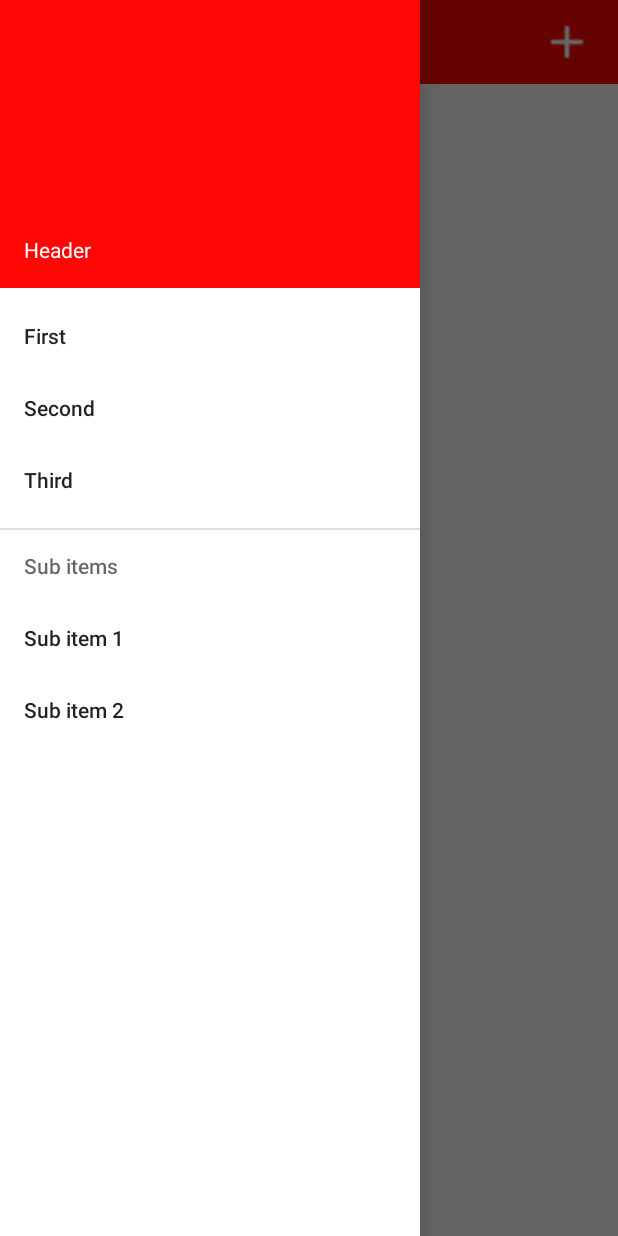
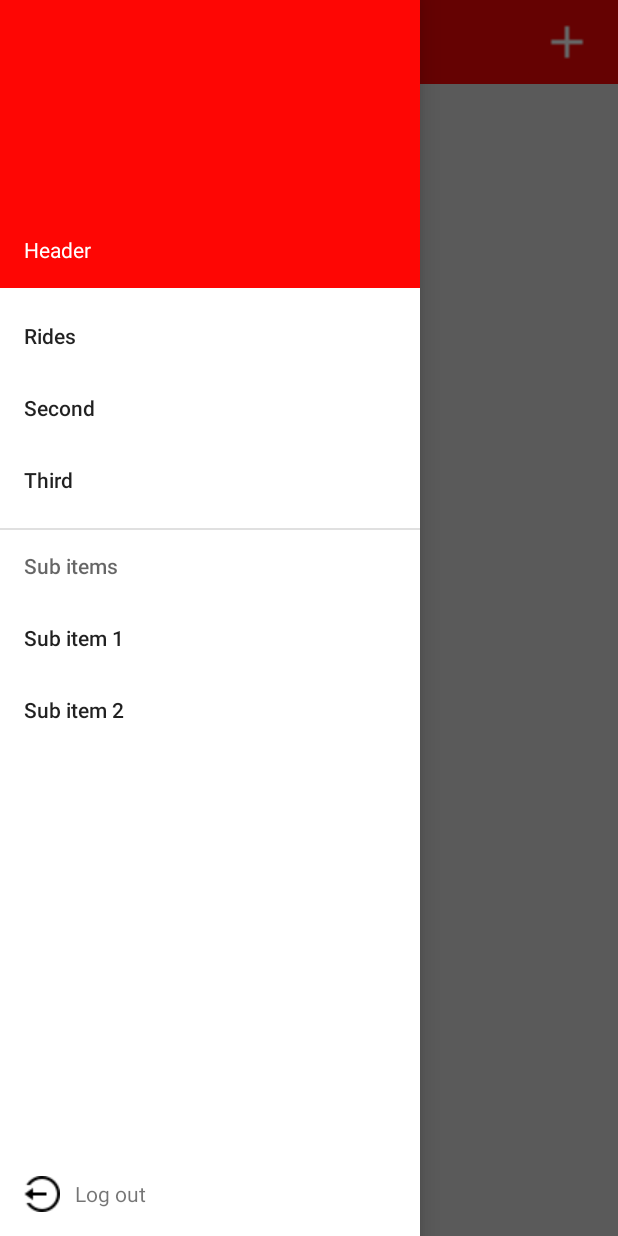
Before and after one commit to EgzonaGrashtica/PPMGr.1, an Android app: the screen it shows after launch once a user with an empty profile is signed in (MainActivity), with the side drawer open, on a phone screen of 412 x 824 dp. Run offline under Robolectric (Android 15) with nearby library versions, the light colour scheme and no system bars; our stand-ins replace Firebase (no records; nobody signed in at launch, a user with empty details on screens opened directly).

Commit message:
Perfundimi i marrjes te te dhenave nga firebase
Perfundimi i marrjes te te dhenave nga firebase per postimet e bera per mes listenerit "addChildEventListener" , implementimi i logout butonit.

```diff
--- a/hitchhikerK/app/src/main/java/com/fiek/hitchhikerkosova/MainActivity.java
+++ b/hitchhikerK/app/src/main/java/com/fiek/hitchhikerkosova/MainActivity.java
@@ -1,6 +1,8 @@
 package com.fiek.hitchhikerkosova;
 
+import androidx.annotation.NonNull;
 import androidx.appcompat.app.ActionBarDrawerToggle;
+import androidx.appcompat.app.AlertDialog;
 import androidx.appcompat.app.AppCompatActivity;
 import androidx.appcompat.widget.Toolbar;
 import androidx.core.view.GravityCompat;
@@ -8,13 +10,16 @@ import androidx.drawerlayout.widget.DrawerLayout;
 import androidx.fragment.app.Fragment;
 import androidx.fragment.app.FragmentManager;
 
+import android.content.DialogInterface;
 import android.content.Intent;
 import android.os.Bundle;
 import android.view.MenuItem;
 import android.view.View;
+import android.widget.TextView;
 
 
 import com.fiek.hitchhikerkosova.ui.AddPostFragment;
+import com.fiek.hitchhikerkosova.ui.MainPostsFragment;
 import com.google.android.material.navigation.NavigationView;
 import com.google.firebase.auth.FirebaseAuth;
 import com.google.firebase.auth.FirebaseUser;
@@ -28,6 +33,7 @@ public class MainActivity extends AppCompatActivity {
     Class fragmentClass;
     FragmentManager fragmentManager;
     private FirebaseAuth mAuth;
+    TextView tvLogout;
 
     // Make sure to be using androidx.appcompat.app.ActionBarDrawerToggle version.
     private ActionBarDrawerToggle drawerToggle;
@@ -36,7 +42,21 @@ public class MainActivity extends AppCompatActivity {
     protected void onCreate(Bundle savedInstanceState) {
         super.onCreate(savedInstanceState);
         setContentView(R.layout.activity_main);
+
+        // Listeneri per me ndegju kur firebaseAuth e ndrron gjendjen(behet logout)
+        FirebaseAuth.AuthStateListener authStateListener = new FirebaseAuth.AuthStateListener() {
+            @Override
+            public void onAuthStateChanged(@NonNull FirebaseAuth mAuth) {
+                if (mAuth.getCurrentUser() == null){
+                    startActivity(new Intent(MainActivity.this, LogInActivity.class));
+                    finish();
+                }
+                else {
+                }
+            }
+        };
         mAuth = FirebaseAuth.getInstance();
+        mAuth.addAuthStateListener(authStateListener);
 
         //E nderrojm ActionBar me ToolBar
         toolbar = (Toolbar) findViewById(R.id.toolbar);
@@ -48,7 +68,7 @@ public class MainActivity extends AppCompatActivity {
         setupDrawerContent(nvDrawer);
 
         //Ne create loadohet fragmenti 1
-        fragmentClass = TestFragment1.class;
+        fragmentClass = MainPostsFragment.class;
         try {
             fragment = (Fragment) fragmentClass.newInstance();
         } catch (Exception e) {
@@ -71,6 +91,14 @@ public class MainActivity extends AppCompatActivity {
 
         if (getSupportActionBar() != null)
             getSupportActionBar().setTitle("Toolbar title");
+
+        tvLogout=findViewById(R.id.tvLogout);
+        tvLogout.setOnClickListener(new View.OnClickListener() {
+            @Override
+            public void onClick(View v) {
+               tvLogOutFunc();
+            }
+        });
     }
     @Override
     public void onStart() {
@@ -99,15 +127,15 @@ public class MainActivity extends AppCompatActivity {
         // Navigimi neper fragmente
 
         switch(menuItem.getItemId()) {
-            case R.id.nav_first_fragment:
-                fragmentClass = TestFragment1.class;
+            case R.id.nav_rides_fragment:
+                fragmentClass = MainPostsFragment.class;
                 break;
             case R.id.nav_second_fragment:
                 fragmentClass = TestFragment2.class;
                 break;
 
             default:
-                fragmentClass = TestFragment1.class;
+                fragmentClass = MainPostsFragment.class;
         }
 
         try {
@@ -140,6 +168,22 @@ public class MainActivity extends AppCompatActivity {
             nvDrawer.getMenu().getItem(i).setChecked(false);
         }
     }
+    //Funksioni i LogOut butonit
+    private void tvLogOutFunc() {
+        AlertDialog.Builder alert = new AlertDialog.Builder(MainActivity.this);
+        alert.setMessage(R.string.alertLogOut)
+                .setPositiveButton(R.string.tvLogOut, new DialogInterface.OnClickListener()                 {
+
+                    public void onClick(DialogInterface dialog, int which) {
+
+                        mAuth.signOut();
+
+                    }
+                }).setNegativeButton(R.string.btnCancel, null);
+
+        AlertDialog alert1 = alert.create();
+        alert1.show();
+    }
 
 
 }
--- a/hitchhikerK/app/src/main/java/com/fiek/hitchhikerkosova/ui/MainPostsFragment.java
+++ b/hitchhikerK/app/src/main/java/com/fiek/hitchhikerkosova/ui/MainPostsFragment.java
@@ -7,13 +7,23 @@ import androidx.annotation.Nullable;
 import androidx.fragment.app.Fragment;
 import androidx.recyclerview.widget.LinearLayoutManager;
 import androidx.recyclerview.widget.RecyclerView;
+import androidx.swiperefreshlayout.widget.SwipeRefreshLayout;
 
+import android.os.Handler;
+import android.util.Log;
 import android.view.LayoutInflater;
 import android.view.View;
 import android.view.ViewGroup;
 
+import com.fiek.hitchhikerkosova.LogInActivity;
+import com.fiek.hitchhikerkosova.PostModel;
 import com.fiek.hitchhikerkosova.R;
 import com.fiek.hitchhikerkosova.adapters.PostsAdapter;
+import com.google.firebase.database.ChildEventListener;
+import com.google.firebase.database.DataSnapshot;
+import com.google.firebase.database.DatabaseError;
+import com.google.firebase.database.DatabaseReference;
+import com.google.firebase.database.FirebaseDatabase;
 
 /**
  * A simple {@link Fragment} subclass.
@@ -30,8 +40,12 @@ public class MainPostsFragment extends Fragment {
     private String mParam1;
     private String mParam2;
 
+
+    private DatabaseReference mDatabase;
+
     RecyclerView recyclerView;
     PostsAdapter postsAdapter;
+    SwipeRefreshLayout refreshLayout;
     public MainPostsFragment() {
         // Required empty public constructor
     }
@@ -61,6 +75,51 @@ public class MainPostsFragment extends Fragment {
             mParam1 = getArguments().getString(ARG_PARAM1);
             mParam2 = getArguments().getString(ARG_PARAM2);
         }
+        postsAdapter=new PostsAdapter(getContext());
+        mDatabase= FirebaseDatabase.getInstance().getReference().child("Posts");
+
+        mDatabase.addChildEventListener(new ChildEventListener() {
+            @Override
+            public void onChildAdded(@NonNull DataSnapshot dataSnapshot, @Nullable String s) {
+                PostModel postModel=dataSnapshot.getValue(PostModel.class);
+                postModel.setId(dataSnapshot.getKey());
+                postsAdapter.dataSource.add(postModel);
+                Log.i("xona","Erdh");
+
+            }
+
+            @Override
+            public void onChildChanged(@NonNull DataSnapshot dataSnapshot, @Nullable String s) {
+
+            }
+
+            @Override
+            public void onChildRemoved(@NonNull DataSnapshot dataSnapshot) {
+
+            }
+
+            @Override
+            public void onChildMoved(@NonNull DataSnapshot dataSnapshot, @Nullable String s) {
+
+            }
+
+            @Override
+            public void onCancelled(@NonNull DatabaseError databaseError) {
+
+            }
+
+        });
+        final Handler handler = new Handler();
+        handler.postDelayed(new Runnable() {
+            @Override
+            public void run() {
+                postsAdapter.notifyDataSetChanged();
+                Log.i("xona","Qitu");
+                refreshLayout.setRefreshing(false);
+            }
+        }, 3000);
+
+
     }
 
     @Override
@@ -73,12 +132,21 @@ public class MainPostsFragment extends Fragment {
     @Override
     public void onViewCreated(@NonNull View view, @Nullable Bundle savedInstanceState) {
         super.onViewCreated(view, savedInstanceState);
+
         recyclerView=getActivity().findViewById(R.id.recyclerView);
-
-        postsAdapter=new PostsAdapter(getContext());
         recyclerView.setAdapter(postsAdapter);
         recyclerView.setLayoutManager(new LinearLayoutManager(getContext()));
 
+        refreshLayout=getActivity().findViewById(R.id.refreshLayout);
+        refreshLayout.setOnRefreshListener(new SwipeRefreshLayout.OnRefreshListener() {
+            @Override
+            public void onRefresh() {
 
+                postsAdapter.notifyDataSetChanged();
+                refreshLayout.setRefreshing(false);
+            }
+        });
+
+        refreshLayout.setRefreshing(true);
     }
 }
--- a/hitchhikerK/app/src/main/res/layout/activity_log_in.xml
+++ b/hitchhikerK/app/src/main/res/layout/activity_log_in.xml
@@ -40,7 +40,6 @@
         android:text="@string/tvRegister"
         android:textSize="18sp"
         app:layout_constraintEnd_toEndOf="parent"
-        app:layout_constraintHorizontal_bias="0.0"
         app:layout_constraintStart_toStartOf="parent"
         app:layout_constraintTop_toBottomOf="@+id/btnLogIn" />
 
@@ -60,7 +59,6 @@
         android:inputType="textPassword"
         android:paddingLeft="10dp"
         app:layout_constraintEnd_toEndOf="parent"
-        app:layout_constraintHorizontal_bias="0.0"
         app:layout_constraintStart_toStartOf="parent"
         app:layout_constraintTop_toBottomOf="@+id/etEmail" />
 
--- a/hitchhikerK/app/src/main/res/layout/activity_main.xml
+++ b/hitchhikerK/app/src/main/res/layout/activity_main.xml
@@ -6,8 +6,6 @@ android:layout_width="match_parent"
 android:layout_height="match_parent"
     tools:context=".MainActivity">
     <androidx.drawerlayout.widget.DrawerLayout
-        xmlns:android="http://schemas.android.com/apk/res/android"
-        xmlns:app="http://schemas.android.com/apk/res-auto"
         android:id="@+id/drawer_layout"
         android:layout_width="match_parent"
         android:layout_height="match_parent">
@@ -26,16 +24,16 @@ android:layout_height="match_parent"
 
             <!-- The main content view where fragments are loaded -->
             <fragment
+                android:id="@+id/fContent"
+                android:name="androidx.navigation.fragment.NavHostFragment"
                 android:layout_width="match_parent"
                 android:layout_height="match_parent"
-                android:id="@+id/fContent"
-                android:name="androidx.navigation.fragment.NavHostFragment"
+                app:defaultNavHost="true"
                 app:layout_constraintBottom_toBottomOf="parent"
-                app:layout_constraintTop_toTopOf="parent"
                 app:layout_constraintLeft_toLeftOf="parent"
                 app:layout_constraintRight_toRightOf="parent"
-                app:defaultNavHost="true"
-                />
+                app:layout_constraintTop_toTopOf="parent" />
+
 
         </LinearLayout>
 
@@ -48,6 +46,26 @@ android:layout_height="match_parent"
             android:layout_gravity="start"
             android:background="@android:color/white"
             app:menu="@menu/drawer_view"
-        app:headerLayout="@layout/nav_header"/>
+            app:headerLayout="@layout/nav_header">
+            <LinearLayout
+                android:layout_width="match_parent"
+                android:layout_height="wrap_content"
+                android:layout_gravity="bottom"
+                android:orientation="vertical"
+                android:padding="16dp">
+
+                <TextView
+                    android:id="@+id/tvLogout"
+                    android:layout_width="wrap_content"
+                    android:layout_height="wrap_content"
+                    android:drawableLeft="@drawable/logout_icon"
+                    android:drawablePadding="10dp"
+                    android:gravity="center"
+                    android:text="@string/tvLogOut"></TextView>
+
+
+            </LinearLayout>
+
+        </com.google.android.material.navigation.NavigationView>
     </androidx.drawerlayout.widget.DrawerLayout>
 </androidx.constraintlayout.widget.ConstraintLayout>
--- a/hitchhikerK/app/src/main/res/layout/fragment_main_posts.xml
+++ b/hitchhikerK/app/src/main/res/layout/fragment_main_posts.xml
@@ -8,7 +8,8 @@
     <androidx.swiperefreshlayout.widget.SwipeRefreshLayout
         android:id="@+id/refreshLayout"
         android:layout_width="match_parent"
-        android:layout_height="match_parent">
+        android:layout_height="match_parent"
+        android:background="#E2E2E2">
 
         <androidx.recyclerview.widget.RecyclerView
             android:id="@+id/recyclerView"
--- a/hitchhikerK/app/src/main/res/menu/drawer_view.xml
+++ b/hitchhikerK/app/src/main/res/menu/drawer_view.xml
@@ -2,8 +2,8 @@
 <menu xmlns:android="http://schemas.android.com/apk/res/android">
     <group android:checkableBehavior="single">
         <item
-            android:id="@+id/nav_first_fragment"
-            android:title="First" />
+            android:id="@+id/nav_rides_fragment"
+            android:title="Rides" />
         <item
             android:id="@+id/nav_second_fragment"
             android:title="Second" />
--- a/hitchhikerK/app/src/main/res/values/strings.xml
+++ b/hitchhikerK/app/src/main/res/values/strings.xml
@@ -19,6 +19,9 @@
         <string name="btnLogInTxt">Log In</string>
         <string name="btnSignUpTxt">Sign Up</string>
         <string name="btnAddPostTxt">Post</string>
+        <!--MainActivity-->
+        <string name="btnCancel">Cancel</string>
+
 
     <!-- onClick function -->
         <!-- Signup/Login-->
@@ -29,6 +32,8 @@
         <string name="btnNewPostFunc">btnNewPostFunc</string>
         <string name="btnAddPostFunc">btnAddPostFunc</string>
         <string name="etSelectTimeFunc">etSelectTimeFunc</string>
+        <!-- MainActivity-->
+        <string name="tvLogOutFunc">tvLogOutFunc</string>
 
     <!-- Text Views -->
         <!--Signup-->
@@ -43,6 +48,8 @@
         <string name="tvDate">Date</string>
         <string name="tvPhoneNumber">Phone Number</string>
         <string name="tvExtraInfo">Extra Info</string>
+        <!-- MainActivity-->
+        <string name="tvLogOut">Log out</string>
 
     <!--Spinner Arrays-->
         <!-- AddPost-->
@@ -80,6 +87,8 @@
         <string name="shortPassword">Password must contain at least 6 characters</string>
         <string name="emptyPassword">Please enter password</string>
         <string name="confirmPassword">Password doesn\'t match</string>
+        <!-- MainAcivity-->
+        <string name="alertLogOut">Are you sure you want to logout?</string>
 
     <!-- Content Descriptions-->
         <!--Login-->
@@ -92,6 +101,7 @@
     <string name="drawer_close">Close</string>
 
 
+
     <!-- TODO: Remove or change this placeholder text -->
     <string name="hello_blank_fragment">Hello blank fragment</string>
 
```
Also changed, not shown: hitchhikerK/app/src/main/res/layout/post_row.xml (+17 -6 lines), hitchhikerK/app/src/main/res/drawable/logout_icon.png (added). Lines whose indentation alone changed are shown as unchanged.
